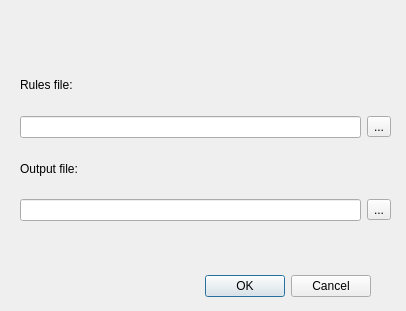
Before: the Qt Designer form gs_validate_dialog_base.ui in geosense/GSValidator, drawn with Qt 5.
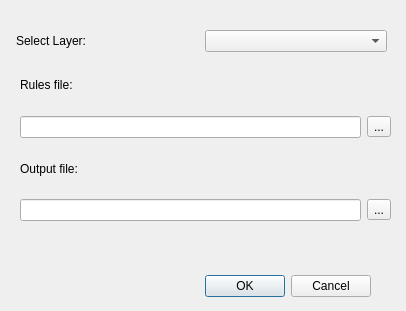
After: the same form once the commit is applied.

Commit message:
select input layer from combo box
work also with postgis layers added in TOC

What changed in the file:
```diff
--- a/gs_validate_dialog_base.ui
+++ b/gs_validate_dialog_base.ui
@@ -97,6 +97,28 @@
     </item>
    </layout>
   </widget>
+  <widget class="QWidget" name="">
+   <property name="geometry">
+    <rect>
+     <x>16</x>
+     <y>30</y>
+     <width>371</width>
+     <height>22</height>
+    </rect>
+   </property>
+   <layout class="QHBoxLayout" name="horizontalLayout_3">
+    <item>
+     <widget class="QLabel" name="label">
+      <property name="text">
+       <string>Select Layer:</string>
+      </property>
+     </widget>
+    </item>
+    <item>
+     <widget class="QComboBox" name="comboBox"/>
+    </item>
+   </layout>
+  </widget>
   <zorder>layoutWidget</zorder>
   <zorder>button_box</zorder>
  </widget>
```
Left out of the diff: 2 changed lines with no effect on the pictures. The commit also changes 3 other files.
